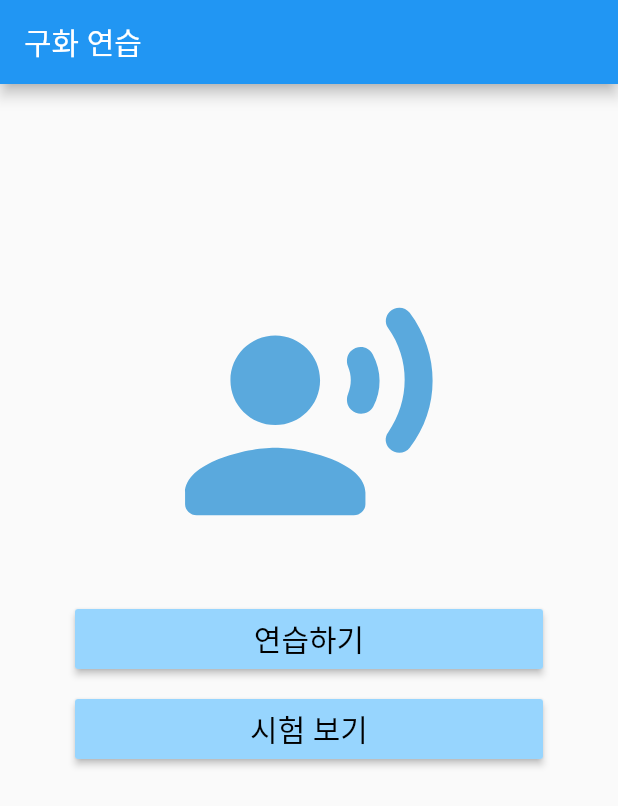
After one commit to dsc-sookmyung/2022-DALGONA-SolutionChallenge, a Flutter app: the BottomNavigator screen opened directly, on a phone screen of 412 x 824 dp. The commit adds this screen. Shown: the top 806 px of the screen. Run offline on Flutter 3.47's test engine with Material 2 defaults, Android fonts, the phone set to English and light mode, and no system bars.

Commit message:
tabbar 구현

```diff
--- /dev/null
+++ b/lib/LipReading/lrselectmode_mainview.dart
@@ -0,0 +1,74 @@
+import 'package:flutter/material.dart';
+
+class lrselectModeMainPage extends StatelessWidget {
+  const lrselectModeMainPage({Key? key}) : super(key: key);
+
+  void letterBtnSelected(){
+    print('button is clicked! ');
+  }
+
+
+  void sentenceBtnSelected(){
+    //
+  }
+
+  @override
+  Widget build(BuildContext context) {
+    return Scaffold(
+        appBar: AppBar(
+          title: Text("구화 연습"),
+        ),
+        body: new Container(
+          margin: EdgeInsets.only(top: 130.0),
+          child: new Column(
+            crossAxisAlignment: CrossAxisAlignment.stretch,
+            //mainAxisAlignment: MainAxisAlignment.center,
+            children: <Widget>[
+              Container(
+
+                child: new Icon(
+                  Icons.record_voice_over_rounded,
+                  color: Color(0xff5AA9DD),
+                  size: 180.0,
+                ),
+              ),
+
+              Container(
+                padding: EdgeInsets.only(left: 50.0, top: 0.0, right: 50.0, bottom: 0.0),
+                margin: EdgeInsets.only(left: 0.0, top:40.0, right: 0.0, bottom: 0.0),
+                child: new RaisedButton(
+                    color: Color(0xff97D5FE),
+                    child: new Text(
+                      '연습하기',
+                      style: new TextStyle(fontSize: 20.0, color: Color(0xff000000), fontWeight: FontWeight.w500),
+                    ),
+                    onPressed: (){
+                      //
+                    }
+                ),
+                height: 40,
+              ),
+
+              Container(
+                padding: EdgeInsets.only(left: 50.0, top: 0.0, right: 50.0, bottom: 0.0),
+                margin: EdgeInsets.only(left: 0.0, top:20.0, right: 0.0, bottom: 0.0),
+                child: new RaisedButton(
+                    color: Color(0xff97D5FE),
+                    child: new Text(
+                      '시험 보기',
+                      style: new TextStyle(fontSize: 20.0, color: Color(0xff000000), fontWeight: FontWeight.w500),
+                    ),
+                    onPressed: (){
+                      //
+                    }
+                ),
+                height: 40,
+              ),
+
+
+            ],
+          ),
+        )
+    );
+  }
+}
--- a/lib/Login/login.dart
+++ b/lib/Login/login.dart
@@ -1,6 +1,6 @@
 import 'package:flutter/material.dart';
 
-import '../Speaking/selectmode_mainview.dart';
+import '../tabbar_mainview.dart';
 
 class LoginPage extends StatefulWidget {
   @override
@@ -20,7 +20,7 @@ class _LoginPageState extends State<LoginPage> {
       print('Form is valid Email: $_email, password: $_password');
 
       Navigator.pop(context);
-      Navigator.push(context, MaterialPageRoute(builder: (context) => selectModeMainPage()),);
+      Navigator.push(context, MaterialPageRoute(builder: (context) => tabBarMainPage()),);
 
     } else {
       print('Form is invalid Email: $_email, password: $_password');
--- a/lib/MyPage/mypage_mainview.dart
+++ b/lib/MyPage/mypage_mainview.dart
@@ -1 +1,21 @@
 import 'package:flutter/material.dart';
+
+class MyPage extends StatelessWidget {
+  const MyPage({Key? key}) : super(key: key);
+
+  @override
+  Widget build(BuildContext context) {
+    return Scaffold(
+      appBar: AppBar(title: Text('마이 페이지'),),
+      body: new Container(
+        child: new Column(
+          children: <Widget>[
+            Container(
+              child: Text('예시'),
+            )
+          ],
+        ),
+      ),
+    );
+  }
+}
--- /dev/null
+++ b/lib/tabbar_mainview.dart
@@ -0,0 +1,84 @@
+import 'package:flutter/material.dart';
+
+import 'Speaking/selectmode_mainview.dart';
+import 'LipReading/lrselectmode_mainview.dart';
+import 'MyPage/mypage_mainview.dart';
+
+
+class tabBarMainPage extends StatelessWidget {
+  @override
+  Widget build(BuildContext context) {
+    return MaterialApp(
+      title: '구화 연습하기',
+      home: BottomNavigator(),
+      theme: ThemeData(
+          primaryColor: Colors.white
+      ),
+    );
+  }
+}
+
+class BottomNavigator extends StatefulWidget {
+  @override
+  State<StatefulWidget> createState() {
+    return _BottomNavigatorState();
+  }
+}
+
+class _BottomNavigatorState extends State<BottomNavigator> with SingleTickerProviderStateMixin {
+
+  int _seletedIndex = 0;
+
+  late TabController _tabController;
+
+  @override
+  void initState() {
+    super.initState();
+    _tabController = TabController(length: 3, vsync: this);
+    _tabController.addListener(_handleTabSelection);
+  }
+
+  _handleTabSelection() {
+    setState(() {
+      _seletedIndex = _tabController.index;
+    });
+  }
+
+  @override
+  void dispose() {
+    _tabController.dispose();
+    super.dispose();
+  }
+
+  List<Widget> _widgetOptions = [
+    lrselectModeMainPage(),
+    selectModeMainPage(),
+    MyPage(),
+  ];
+
+  @override
+  Widget build(BuildContext context) {
+    return Scaffold(
+      bottomNavigationBar: TabBar( //(1)
+        controller: _tabController,
+        tabs: <Widget>[
+          Tab(
+              icon: _seletedIndex == 0 ? Icon(Icons.face) : Icon(Icons.face_outlined)
+          ),
+          Tab(
+              icon: _seletedIndex == 1 ? Icon(Icons.record_voice_over) : Icon(Icons.record_voice_over_outlined)
+          ),
+          Tab(
+              icon: _seletedIndex == 2? Icon(Icons.home_filled) : Icon(Icons.home_outlined)
+          ),
+        ],
+        indicatorColor: Colors.transparent,
+      ),
+      body: TabBarView( //(2)
+        controller: _tabController,
+        children: _widgetOptions,
+      ),
+
+    );
+  }
+}
```
